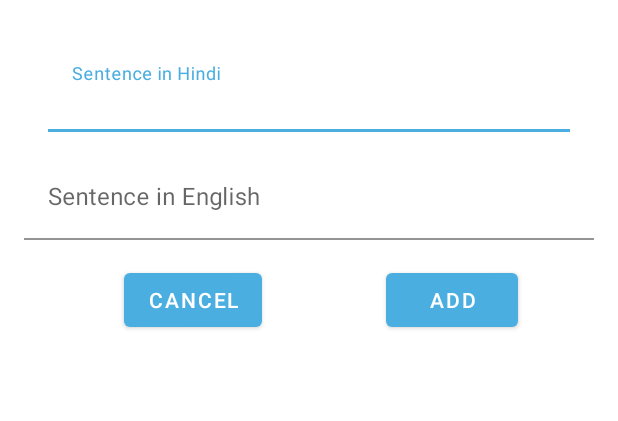
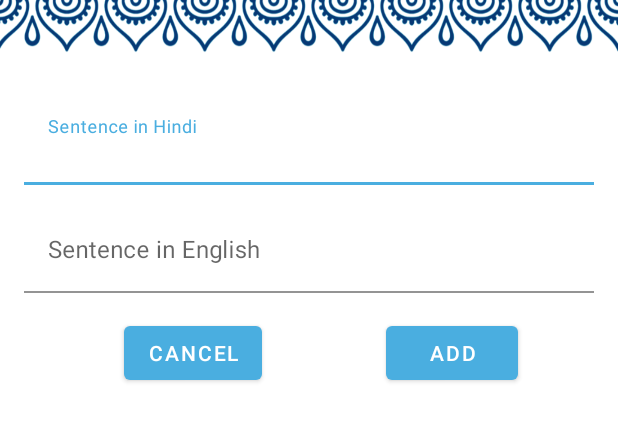
Before and after one commit to mirmiru/hindidict, an Android app: the layout fragment_add_sentence.xml on its own in the app's theme, with its tools: preview values and no code run, on a phone screen of 412 x 824 dp. Shown: the top 421 px of the screen. Run offline under Robolectric (Android 15) with nearby library versions, the phone set to English and light mode, and no system bars.

Commit message:
Minor layout changes

```diff
--- a/app/src/main/res/layout/fragment_add_sentence.xml
+++ b/app/src/main/res/layout/fragment_add_sentence.xml
@@ -7,15 +7,31 @@
         android:layout_height="match_parent"
         tools:context=".fragment.AddSentenceFragment" android:id="@+id/linearLayout">
 
+    <ImageView
+            android:id="@+id/image_top_banner"
+            android:layout_width="match_parent"
+            android:layout_height="35dp"
+            android:src="@drawable/top_banner"
+            android:adjustViewBounds="true"
+            android:scaleType="fitXY"
+            app:layout_constraintTop_toTopOf="parent"
+            app:layout_constraintBottom_toTopOf="@id/editText_add_sentence_hindi"
+            app:layout_constraintStart_toStartOf="parent"
+            app:layout_constraintEnd_toEndOf="parent"
+    />
+
     <com.google.android.material.textfield.TextInputLayout
             android:id="@+id/editText_add_sentence_hindi"
             android:layout_width="match_parent"
             android:layout_height="wrap_content"
-            app:layout_constraintTop_toTopOf="parent"
+            app:layout_constraintTop_toBottomOf="@id/image_top_banner"
             app:layout_constraintBottom_toTopOf="@id/editText_add_sentence_eng"
             app:layout_constraintStart_toStartOf="parent"
             app:layout_constraintEnd_toEndOf="parent"
-            android:layout_margin="32dp" >
+            android:layout_marginTop="32dp"
+            android:layout_marginStart="16dp"
+            android:layout_marginEnd="16dp"
+            android:layout_marginBottom="16dp" >
 
         <com.google.android.material.textfield.TextInputEditText
                 android:layout_width="match_parent"
--- a/app/src/main/res/layout/fragment_list_eng_to_hindi.xml
+++ b/app/src/main/res/layout/fragment_list_eng_to_hindi.xml
@@ -5,16 +5,11 @@
              android:layout_height="match_parent" xmlns:app="http://schemas.android.com/apk/res-auto"
              tools:context=".fragment.ListEngToHindiFragment">
 
-    <!--<androidx.recyclerview.widget.RecyclerView-->
-            <!--android:id="@+id/recyclerView_list_english"-->
-            <!--android:layout_width="match_parent"-->
-            <!--android:layout_height="match_parent" />-->
-
     <com.l4digital.fastscroll.FastScrollRecyclerView
             android:id="@+id/recyclerView_list_english"
             android:layout_width="match_parent"
             android:layout_height="match_parent"
-            app:bubbleColor="#00bb00"
+            app:bubbleColor="#E91E63"
             app:bubbleTextColor="#ffffff"
             app:handleColor="#999999" />
 
--- a/app/src/main/res/layout/fragment_list_hindi_to_eng.xml
+++ b/app/src/main/res/layout/fragment_list_hindi_to_eng.xml
@@ -5,15 +5,11 @@
              android:layout_height="match_parent" xmlns:app="http://schemas.android.com/apk/res-auto"
              tools:context=".fragment.ListHindiToEngFragment">
 
-    <!--<androidx.recyclerview.widget.RecyclerView-->
-            <!--android:id="@+id/recyclerView_list_hindi"-->
-            <!--android:layout_width="match_parent"-->
-            <!--android:layout_height="match_parent" />-->
     <com.l4digital.fastscroll.FastScrollRecyclerView
             android:id="@+id/recyclerView_list_hindi"
             android:layout_width="match_parent"
             android:layout_height="match_parent"
-            app:bubbleColor="#00bb00"
+            app:bubbleColor="#E91E63"
             app:bubbleTextColor="#ffffff"
             app:handleColor="#999999" />
 
--- a/app/src/main/res/layout/fragment_list_holder.xml
+++ b/app/src/main/res/layout/fragment_list_holder.xml
@@ -18,8 +18,7 @@
             app:layout_constraintTop_toTopOf="parent"
             app:layout_constraintBottom_toTopOf="@id/tabs_listHolder"
             app:layout_constraintStart_toStartOf="parent"
-            app:layout_constraintEnd_toEndOf="parent"
-    />
+            app:layout_constraintEnd_toEndOf="parent" />
 
     <com.google.android.material.tabs.TabLayout
             android:id="@+id/tabs_listHolder"
@@ -35,7 +34,6 @@
             android:layout_width="match_parent"
             android:layout_height="0dp"
             app:layout_constraintTop_toBottomOf="@id/tabs_listHolder"
-            app:layout_constraintBottom_toBottomOf="parent"
-    />
+            app:layout_constraintBottom_toBottomOf="parent" />
 
 </androidx.constraintlayout.widget.ConstraintLayout>
--- a/app/src/main/res/layout/word.xml
+++ b/app/src/main/res/layout/word.xml
@@ -10,7 +10,7 @@
             android:text="Word"
             android:layout_width="0dp"
             android:layout_height="wrap_content"
-            android:textSize="16sp"
+            android:textSize="18sp"
             android:fontFamily="@font/roboto_light"
             app:layout_constraintTop_toTopOf="parent"
             app:layout_constraintStart_toStartOf="parent"
```
Also changed, not shown: app/src/main/res/layout/fragment_add_word.xml (+2 -6 lines).
